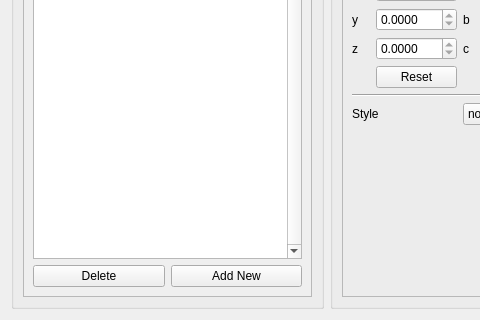
First picture: the form in frame_editor/src/frame_editor/FrameEditorGUI.ui, repository ipa320/rqt_frame_editor_plugin, before the edit; both pictures show x 0 to 480 and y 363 to 683 of the 1048 by 683 pixel window.
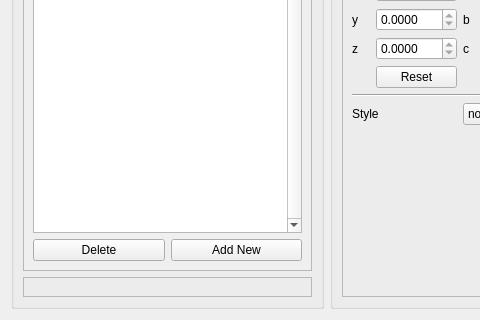
Second picture: the form after the edit. Icons and pictures are not drawn.

Commit message: frame editor: undo/redo commands (1)

Diff of the .ui file:
```diff
--- a/frame_editor/src/frame_editor/FrameEditorGUI.ui
+++ b/frame_editor/src/frame_editor/FrameEditorGUI.ui
@@ -98,7 +98,7 @@
              <x>0</x>
              <y>0</y>
              <width>223</width>
-             <height>590</height>
+             <height>564</height>
             </rect>
            </property>
            <layout class="QVBoxLayout" name="verticalLayout_5">
@@ -141,6 +141,17 @@
           </widget>
          </widget>
         </item>
+        <item>
+         <widget class="QFrame" name="undo_frame">
+          <property name="frameShape">
+           <enum>QFrame::StyledPanel</enum>
+          </property>
+          <property name="frameShadow">
+           <enum>QFrame::Raised</enum>
+          </property>
+          <layout class="QVBoxLayout" name="verticalLayout_13"/>
+         </widget>
+        </item>
        </layout>
       </widget>
      </item>
```
The commit also changes 5 other files.
